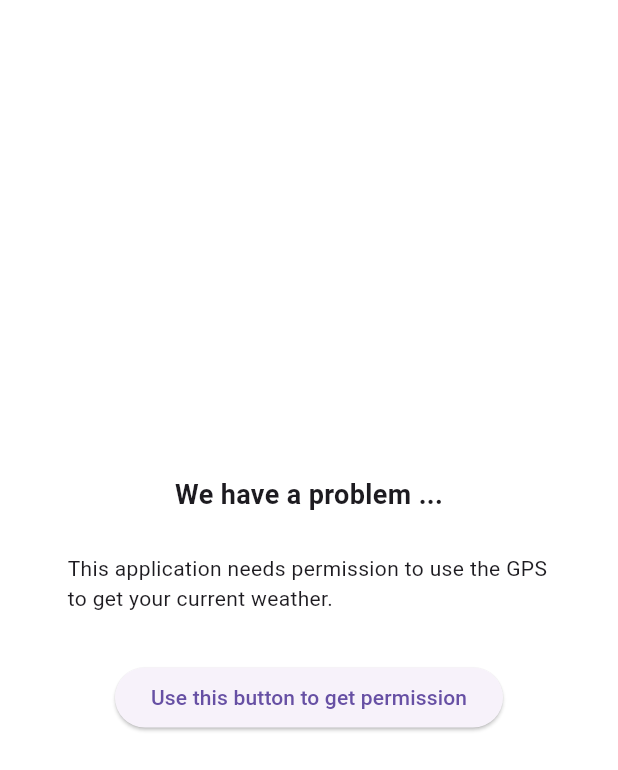
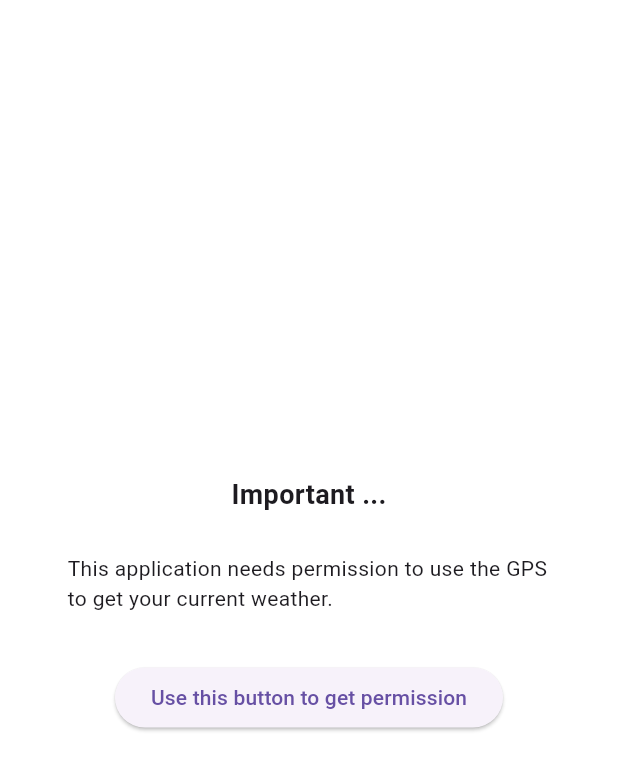
Before and after one commit to YaserHip/weather_app_flutter, a Flutter app: the PageLocationError screen opened by its route, on a phone screen of 412 x 824 dp. Shown: the top 770 px of the screen. Run offline on Flutter 3.47's test engine with Material 3 defaults, Android fonts, the phone set to English and light mode, and no system bars; our stand-ins replace dio, flutter_riverpod, freezed_annotation, go_router, location, riverpod_annotation; generated files the repository leaves out were written again.

Commit message:
page location changes

```diff
--- a/lib/src/features/home/presentation/page_location_error.dart
+++ b/lib/src/features/home/presentation/page_location_error.dart
@@ -27,7 +27,7 @@ class _PageLocationErrorState extends ConsumerState<PageLocationError> {
               mainAxisSize: MainAxisSize.min,
               children: [
                 const Text(
-                  'We have a problem ...',
+                  'Important ...',
                   style: TextStyle(fontSize: 18.0, fontWeight: FontWeight.bold),
                 ),
                 const SizedBox(
```
